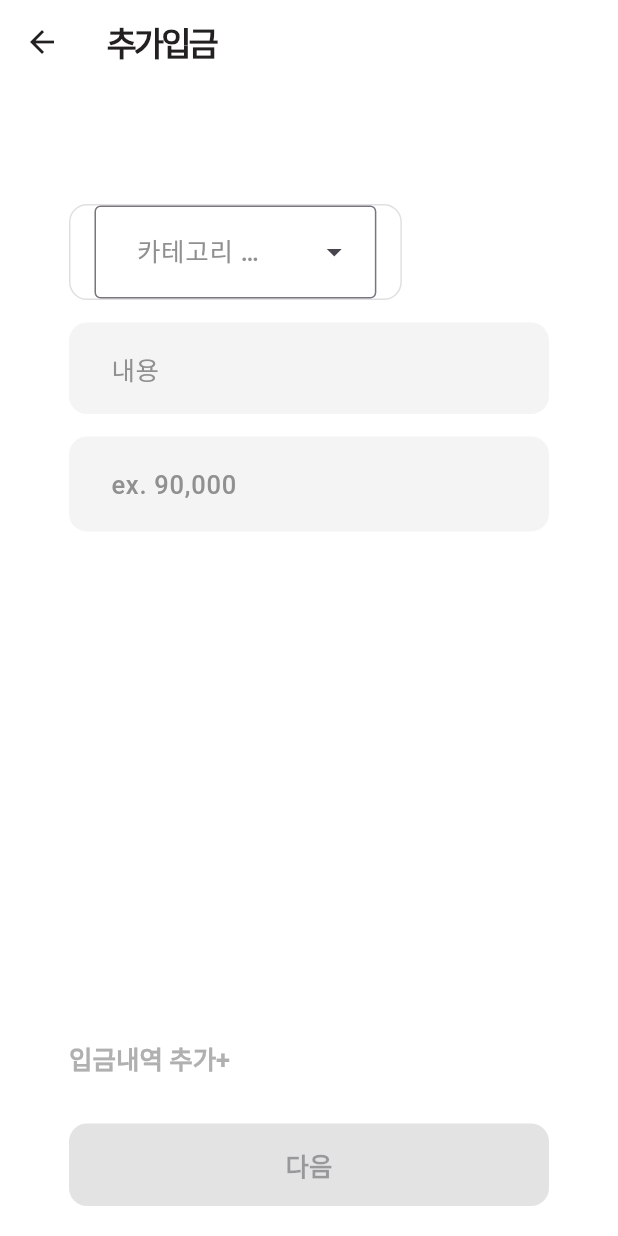
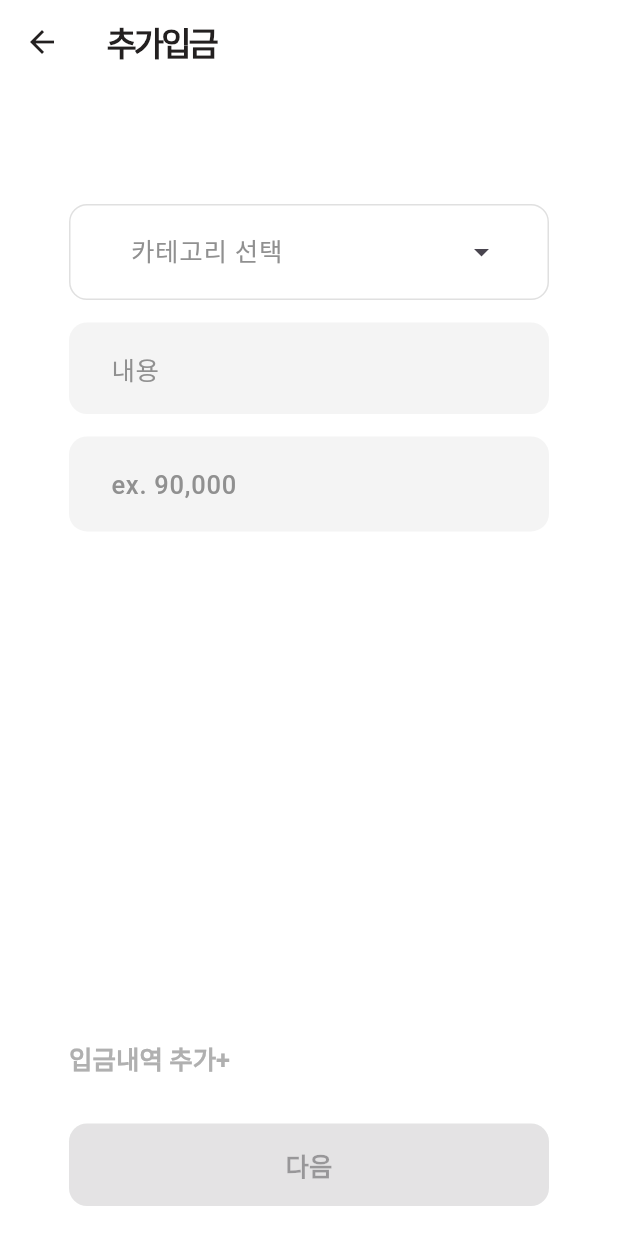
Before and after one commit to LeeHgg/Sotong-money-management-app, a Flutter app: the Deposit screen opened by its route, on a phone screen of 412 x 824 dp. Run offline on Flutter 3.47's test engine with Material 3 defaults, Android fonts, the phone set to English and light mode, and no system bars; our stand-ins replace cloud_firestore, firebase_auth, firebase_core, firebase_storage, flutter_svg, google_sign_in and 1 more; accounts and stored records are empty; Roboto replaces fonts that are missing (Pretendard); project files that could hold a hidden picture were left out.

```diff
--- a/lib/screens/additional/deposit/deposit.dart
+++ b/lib/screens/additional/deposit/deposit.dart
@@ -170,6 +170,12 @@ class _DepositState extends State<Deposit> {
                     ),
                   ),
                 ),
+                width: MediaQuery.of(context).size.width - 92,
+                inputDecorationTheme: InputDecorationTheme(
+                  border: InputBorder.none,
+                  enabledBorder: InputBorder.none,
+                  focusedBorder: InputBorder.none,
+                ),
                 dropdownMenuEntries: types.map(
                   (type) => DropdownMenuEntry(
                     value: type,
```
